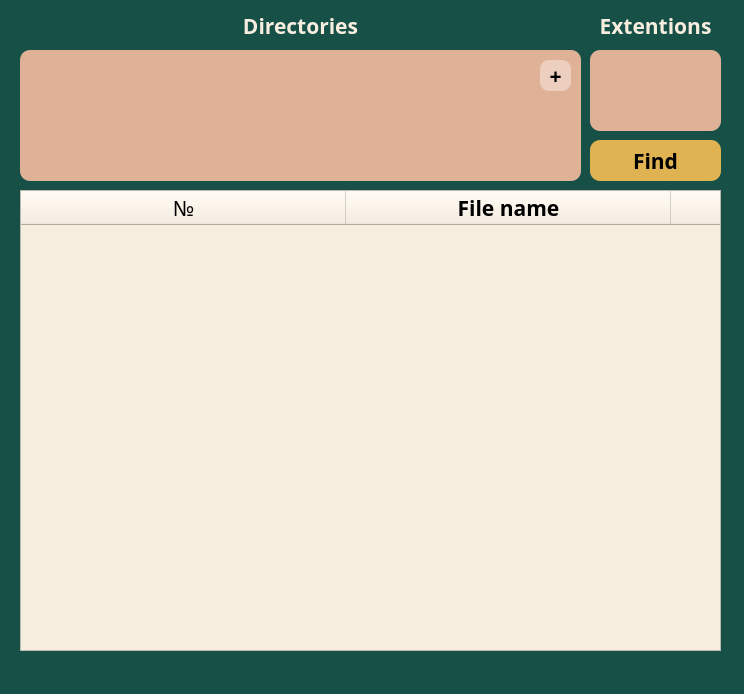
First picture: the form in OS/lab9/src/client/mainwindow.ui, repository geekylthyosaur/lpnu, before the edit.
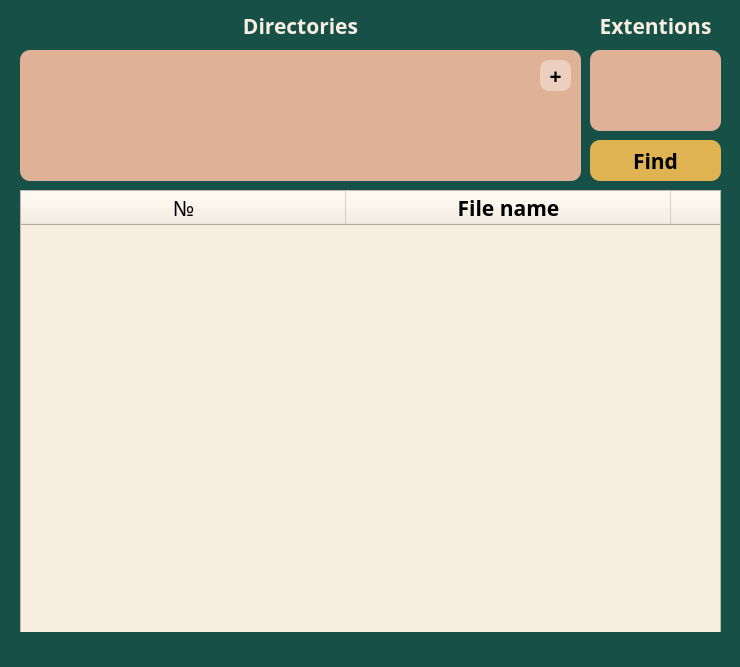
Second picture: the form after the edit.

```diff
--- a/OS/lab9/src/client/mainwindow.ui
+++ b/OS/lab9/src/client/mainwindow.ui
@@ -6,10 +6,22 @@
    <rect>
     <x>0</x>
     <y>0</y>
-    <width>744</width>
-    <height>694</height>
+    <width>740</width>
+    <height>667</height>
    </rect>
   </property>
+  <property name="minimumSize">
+   <size>
+    <width>740</width>
+    <height>0</height>
+   </size>
+  </property>
+  <property name="maximumSize">
+   <size>
+    <width>740</width>
+    <height>800</height>
+   </size>
+  </property>
   <property name="font">
    <font>
     <family>Sawasdee</family>
@@ -82,9 +94,6 @@
        <bold>false</bold>
       </font>
      </property>
-     <property name="textAlignment">
-      <set>AlignCenter</set>
-     </property>
      <property name="background">
       <color>
        <red>223</red>
```
Left out of the diff: 20 changed lines with no effect on the pictures.
